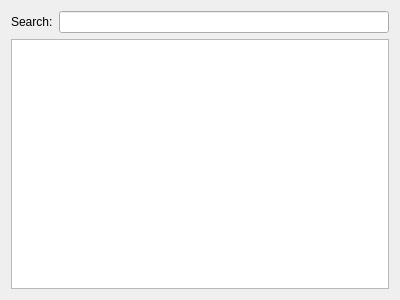
Old version of the form src/gui-remote/collectionwidget.ui in the repository hyperquantum/PMP.
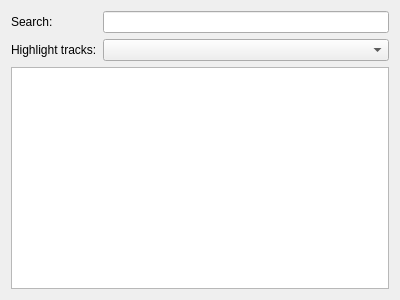
New version of the form.

Commit message:
Music collection view: add track highlighting
Currently limited to two simple options:
 - highlight tracks with length 1 minute or less
 - highlight tracks with length 5 minute or more

I intend to add more options later.

```diff
--- a/src/gui-remote/collectionwidget.ui
+++ b/src/gui-remote/collectionwidget.ui
@@ -36,6 +36,16 @@
        </property>
       </widget>
      </item>
+     <item row="1" column="0">
+      <widget class="QLabel" name="highlightTracksLabel">
+       <property name="text">
+        <string>Highlight tracks:</string>
+       </property>
+      </widget>
+     </item>
+     <item row="1" column="1">
+      <widget class="QComboBox" name="highlightTracksComboBox"/>
+     </item>
     </layout>
    </item>
    <item>
```
The commit also changes 10 other files.
